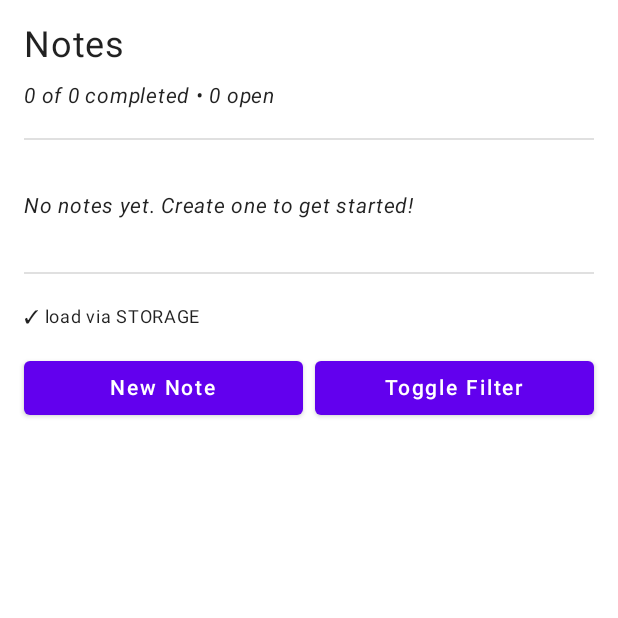
After one commit to amaro-dev/sonic, an Android app built with Jetpack Compose: the NoteComposeActivity screen opened directly, with no data from a screen before it, on a phone screen of 412 x 824 dp, the top half of it. The commit adds this screen. Run offline under Robolectric (Android 15) with nearby library versions, the phone set to English and light mode, and no system bars.

Commit message:
Added selectors as a new way to consume mvi data. - Helps focused components in a compose UI - Adds samples showcasing the new features - Fixes old samples that were not working

````diff
--- /dev/null
+++ b/app/src/main/java/dev/amaro/sonic/app/compose/CompositionLocals.kt
@@ -0,0 +1,54 @@
+package dev.amaro.sonic.app.compose
+
+import androidx.compose.runtime.compositionLocalOf
+import dev.amaro.sonic.IStateManager
+
+/**
+ * Wraps a StateManager for use in CompositionLocal.
+ * Allows child composables to access the state manager without prop drilling.
+ *
+ * @param T The state type managed by the StateManager
+ * @property manager The IStateManager instance to provide to descendants
+ */
+data class StateManagerContext<T>(
+    val manager: IStateManager<T>
+)
+
+/**
+ * CompositionLocal to provide StateManager to all descendant composables.
+ *
+ * Provides a way for Compose components to access a StateManager without
+ * passing it through multiple levels of composable parameters.
+ *
+ * Usage in screen:
+ * ```kotlin
+ * @Composable
+ * fun MyScreen(manager: MyStateManager) {
+ *     CompositionLocalProvider(LocalStateManager provides StateManagerContext(manager)) {
+ *         // All children can access manager via LocalStateManager.current
+ *         ChildComponent()
+ *         AnotherComponent()
+ *     }
+ * }
+ * ```
+ *
+ * Usage in child composable:
+ * ```kotlin
+ * @Composable
+ * fun ChildComponent() {
+ *     val context = LocalStateManager.current as? StateManagerContext<MyState> ?: return
+ *
+ *     // Component independently selects the data it needs
+ *     val myData by context.manager.listen()
+ *         .selectDistinct { it.someField }
+ *         .collectAsState()
+ * }
+ * ```
+ *
+ * Benefits:
+ * - No prop drilling through multiple levels of components
+ * - Each component independently selects what data it needs
+ * - Only recomposes when the selected data changes
+ * - Idiomatic Compose pattern
+ */
+val LocalStateManager = compositionLocalOf<StateManagerContext<*>?> { null }
--- a/app/src/main/java/dev/amaro/sonic/app/samples/notes/NewNoteScreen.kt
+++ b/app/src/main/java/dev/amaro/sonic/app/samples/notes/NewNoteScreen.kt
@@ -65,6 +65,12 @@ class CreateNoteScreen @JvmOverloads constructor(
         super.onDetachedFromWindow()
         scope.cancel()
     }
+
+    override fun onAttachedToWindow() {
+        super.onAttachedToWindow()
+        // Ensure state binding is ready before user interactions
+        screen
+    }
 }
 
 val TextInputLayout.text: String
--- /dev/null
+++ b/app/src/main/java/dev/amaro/sonic/app/samples/notes/NoteComposeActivity.kt
@@ -0,0 +1,44 @@
+package dev.amaro.sonic.app.samples.notes
+
+import android.os.Bundle
+import androidx.activity.ComponentActivity
+import androidx.activity.compose.setContent
+import androidx.compose.material.MaterialTheme
+import androidx.compose.material.Surface
+import androidx.compose.runtime.CompositionLocalProvider
+import dev.amaro.sonic.app.compose.LocalStateManager
+import dev.amaro.sonic.app.compose.StateManagerContext
+import org.koin.android.ext.android.inject
+import org.koin.android.ext.koin.androidContext
+import org.koin.core.context.GlobalContext
+import org.koin.core.context.startKoin
+
+/**
+ * Hosts the NoteComposeRoot so the sample can showcase Compose selectors
+ * and rich result handling without touching the legacy navigation stack.
+ */
+class NoteComposeActivity : ComponentActivity() {
+
+    private val noteStateManager: NoteStateManager by inject()
+
+    override fun onCreate(savedInstanceState: Bundle?) {
+        super.onCreate(savedInstanceState)
+        if (GlobalContext.getOrNull() == null) {
+            startKoin {
+                androidContext(this@NoteComposeActivity)
+                modules(NoteModule.Instance)
+            }
+        }
+        setContent {
+            MaterialTheme {
+                Surface {
+                    CompositionLocalProvider(
+                        LocalStateManager provides StateManagerContext(noteStateManager)
+                    ) {
+                        NoteComposeRoot(noteStateManager)
+                    }
+                }
+            }
+        }
+    }
+}
--- /dev/null
+++ b/app/src/main/java/dev/amaro/sonic/app/samples/notes/NoteComposeScreen.kt
@@ -0,0 +1,359 @@
+package dev.amaro.sonic.app.samples.notes
+
+import androidx.compose.foundation.clickable
+import androidx.compose.foundation.layout.*
+import androidx.compose.foundation.lazy.LazyColumn
+import androidx.compose.material.*
+import androidx.compose.runtime.*
+import androidx.compose.runtime.saveable.rememberSaveable
+import androidx.compose.ui.Alignment
+import androidx.compose.ui.Modifier
+import androidx.compose.ui.text.font.FontStyle
+import androidx.compose.ui.unit.dp
+import androidx.compose.ui.unit.sp
+import dev.amaro.sonic.*
+import dev.amaro.sonic.app.compose.LocalStateManager
+import dev.amaro.sonic.app.compose.StateManagerContext
+
+/**
+ * Compose showcase for selectors + rich result handling.
+ *
+ * Usage:
+ * ```kotlin
+ * @Composable
+ * fun MyApp(manager: NoteStateManager) {
+ *     CompositionLocalProvider(LocalStateManager provides StateManagerContext(manager)) {
+ *         NoteComposeRoot(manager)
+ *     }
+ * }
+ * ```
+ */
+
+/**
+ * Root composable hosting list/create flows plus state agents.
+ */
+@Composable
+fun NoteComposeRoot(manager: NoteStateManager) {
+    LaunchedEffect(manager) {
+        manager.perform(Action.Load)
+    }
+    LaunchedEffect(manager) {
+        manager.listen()
+            .withAgent(
+                ResultClearingAgent(
+                    manager,
+                    ResultClearingConfig(),
+                    { it.result },
+                    { Action.ClearResult }
+                )
+            )
+            .collect { }
+    }
+    var destination by rememberSaveable { mutableStateOf(NoteComposeDestination.LIST) }
+
+    when (destination) {
+        NoteComposeDestination.LIST -> NoteComposeScreen(
+            onNewNote = {
+                manager.perform(Action.NewNote)
+                destination = NoteComposeDestination.NEW_NOTE
+            },
+            onToggleFilter = { manager.perform(Action.ToggleClosedNotes) }
+        )
+
+        NoteComposeDestination.NEW_NOTE -> NoteCreateScreen(
+            onSave = { title ->
+                manager.perform(Action.AddNote(Note(title, false)))
+                destination = NoteComposeDestination.LIST
+            },
+            onCancel = {
+                manager.perform(Action.Cancel)
+                destination = NoteComposeDestination.LIST
+            }
+        )
+    }
+}
+
+private enum class NoteComposeDestination {
+    LIST, NEW_NOTE
+}
+
+/**
+ * Main list screen composable - assumes StateManager provided via CompositionLocal.
+ */
+@Composable
+fun NoteComposeScreen(
+    onNewNote: () -> Unit,
+    onToggleFilter: () -> Unit
+) {
+    Column(
+        modifier = Modifier
+            .fillMaxSize()
+            .padding(16.dp),
+        verticalArrangement = Arrangement.spacedBy(16.dp)
+    ) {
+        // Header with stats
+        NoteHeaderPanel()
+
+        Divider()
+
+        // Main notes list
+        NoteListPanel()
+
+        Divider()
+
+        // Action buttons
+        NoteActionPanel(onNewNote = onNewNote, onToggleFilter = onToggleFilter)
+    }
+}
+
+/**
+ * Header panel: Shows stats about notes.
+ * Only recomposes when the stats change (not on every state update).
+ *
+ * Demonstrates: selectDistinct() transforming full state to computed stats.
+ * If only the notes list changes but counts stay the same, this won't recompose.
+ */
+@Composable
+private fun NoteHeaderPanel() {
+    val context = LocalStateManager.current as? StateManagerContext<NoteState> ?: return
+
+    // Select and transform: compute stats from notes
+    // Only emits when total or completed count actually changes
+    val stats = context.manager.listen()
+        .selectDistinct { state ->
+            NoteStats(
+                total = state.notes.size,
+                completed = state.notes.count { it.done },
+                open = state.notes.count { !it.done }
+            )
+        }
+        .collectAsState(NoteStats(0, 0, 0))
+
+    Column(modifier = Modifier.fillMaxWidth()) {
+        Text(
+            text = "Notes",
+            fontSize = 24.sp,
+            modifier = Modifier.padding(bottom = 8.dp)
+        )
+        Text(
+            text = "${stats.value.completed} of ${stats.value.total} completed • ${stats.value.open} open",
+            fontSize = 14.sp,
+            fontStyle = FontStyle.Italic
+        )
+    }
+}
+
+/**
+ * Notes list panel: Shows all notes based on filter.
+ * Only recomposes when the filtered notes list changes.
+ *
+ * Demonstrates: selectDistinct() filtering without state duplication.
+ * Filter logic is applied at render time, not stored in state.
+ */
+@Composable
+private fun NoteListPanel() {
+    val context = LocalStateManager.current as? StateManagerContext<NoteState> ?: return
+
+    // Select and filter: only show notes matching the current filter
+    // Only emits when the filtered list actually changes
+    val displayedNotes = context.manager.listen()
+        .selectDistinct { state ->
+            if (state.showOnlyOpen) {
+                state.notes.filter { !it.done }
+            } else {
+                state.notes
+            }
+        }
+        .collectAsState(emptyList())
+
+    if (displayedNotes.value.isEmpty()) {
+        Text(
+            text = "No notes yet. Create one to get started!",
+            modifier = Modifier
+                .fillMaxWidth()
+                .padding(vertical = 16.dp),
+            fontSize = 14.sp,
+            fontStyle = FontStyle.Italic
+        )
+    } else {
+        LazyColumn(
+            modifier = Modifier.fillMaxWidth(),
+            verticalArrangement = Arrangement.spacedBy(8.dp)
+        ) {
+            items(displayedNotes.value) { note ->
+                NoteItemRow(note)
+            }
+        }
+    }
+}
+
+/**
+ * Individual note row.
+ * Each row independently accesses the manager from CompositionLocal.
+ */
+@Composable
+private fun NoteItemRow(note: Note) {
+    val context = LocalStateManager.current as? StateManagerContext<NoteState> ?: return
+
+    Row(
+        modifier = Modifier
+            .fillMaxWidth()
+            .clickable { context.manager.perform(Action.ToggleNote(note)) }
+            .padding(8.dp),
+        verticalAlignment = Alignment.CenterVertically,
+        horizontalArrangement = Arrangement.spacedBy(12.dp)
+    ) {
+        Checkbox(
+            checked = note.done,
+            onCheckedChange = { context.manager.perform(Action.ToggleNote(note)) }
+        )
+        Text(
+            text = note.title,
+            modifier = Modifier.weight(1f)
+        )
+    }
+}
+
+/**
+ * Action panel: Shows result status and action buttons.
+ * Only recomposes when the result status changes.
+ *
+ * Demonstrates: selectDistinct() with optional state.
+ * The full state updates often, but this component only cares about result changes.
+ */
+@Composable
+private fun NoteActionPanel(
+    onNewNote: () -> Unit,
+    onToggleFilter: () -> Unit
+) {
+    Column(
+        modifier = Modifier.fillMaxWidth(),
+        verticalArrangement = Arrangement.spacedBy(12.dp)
+    ) {
+        // Show result status (success/error) if present
+        ResultStatusPanel()
+
+        // Action buttons
+        Row(
+            modifier = Modifier.fillMaxWidth(),
+            horizontalArrangement = Arrangement.spacedBy(8.dp)
+        ) {
+            Button(
+                onClick = onNewNote,
+                modifier = Modifier.weight(1f)
+            ) {
+                Text("New Note")
+            }
+
+            Button(
+                onClick = onToggleFilter,
+                modifier = Modifier.weight(1f)
+            ) {
+                Text("Toggle Filter")
+            }
+        }
+    }
+}
+
+/**
+ * Result status panel: Shows success or error messages.
+ * Only recomposes when the result changes.
+ */
+@Composable
+private fun ResultStatusPanel() {
+    val context = LocalStateManager.current as? StateManagerContext<NoteState> ?: return
+
+    // Select only the result field
+    // Doesn't recompose when notes, filters, or other fields change
+    val result = context.manager.listen()
+        .selectDistinct { it.result }
+        .collectAsState(null)
+
+    val status = result.value ?: return
+    when (status) {
+        is ResultInfo.Success -> {
+            val operation = status.metadata["operation"] ?: "success"
+            Text(
+                text = "✓ ${operation.toString().replace('_', ' ')} via ${status.source}",
+                fontSize = 12.sp
+            )
+        }
+
+        is ResultInfo.Failure -> {
+            Text(
+                text = "✗ ${status.code}: ${status.message}",
+                fontSize = 12.sp
+            )
+            if (status.retryable) {
+                Text(
+                    text = "Retry available",
+                    fontSize = 11.sp,
+                    fontStyle = FontStyle.Italic
+                )
+            }
+        }
+    }
+}
+
+/**
+ * Value class for computed stats.
+ * Used by NoteHeaderPanel to prevent unnecessary recompositions.
+ * Only emits new values when total, completed, or open count actually changes.
+ */
+data class NoteStats(
+    val total: Int,
+    val completed: Int,
+    val open: Int
+)
+
+/**
+ * Compose screen for creating a new note.
+ */
+@Composable
+private fun NoteCreateScreen(
+    onSave: (String) -> Unit,
+    onCancel: () -> Unit
+) {
+    var title by rememberSaveable { mutableStateOf("") }
+    Column(
+        modifier = Modifier
+            .fillMaxSize()
+            .padding(16.dp),
+        verticalArrangement = Arrangement.spacedBy(16.dp),
+        horizontalAlignment = Alignment.CenterHorizontally
+    ) {
+        Text(text = "Create Note", fontSize = 24.sp)
+        OutlinedTextField(
+            value = title,
+            onValueChange = { title = it },
+            modifier = Modifier.fillMaxWidth(),
+            label = { Text("Title") }
+        )
+        ResultStatusPanel()
+        Row(
+            modifier = Modifier.fillMaxWidth(),
+            horizontalArrangement = Arrangement.spacedBy(8.dp)
+        ) {
+            Button(
+                onClick = {
+                    if (title.isNotBlank()) {
+                        onSave(title)
+                        title = ""
+                    }
+                },
+                modifier = Modifier.weight(1f)
+            ) {
+                Text("Save")
+            }
+            Button(
+                onClick = {
+                    title = ""
+                    onCancel()
+                },
+                modifier = Modifier.weight(1f)
+            ) {
+                Text("Cancel")
+            }
+        }
+    }
+}
--- a/app/src/main/java/dev/amaro/sonic/app/samples/notes/NoteScreen.kt
+++ b/app/src/main/java/dev/amaro/sonic/app/samples/notes/NoteScreen.kt
@@ -75,6 +75,12 @@ class NoteListScreen constructor(
         super.onDetachedFromWindow()
         scope.cancel()
     }
+
+    override fun onAttachedToWindow() {
+        super.onAttachedToWindow()
+        // Force screen creation so state binding happens before user actions
+        screen
+    }
 }
 
 class NoteAdapter(private val items: MutableList<Note>) :
--- a/app/src/main/java/dev/amaro/sonic/app/samples/notes/NoteState.kt
+++ b/app/src/main/java/dev/amaro/sonic/app/samples/notes/NoteState.kt
@@ -1,9 +1,13 @@
 package dev.amaro.sonic.app.samples.notes
 
+import dev.amaro.sonic.IStatusContainer
 import dev.amaro.sonic.ResultInfo
 
 data class NoteState(
     val notes: List<Note> = emptyList(),
     val showOnlyOpen: Boolean = false,
     val result: ResultInfo? = null
-)
+) : IStatusContainer {
+    override val resultInfo: ResultInfo?
+        get() = result
+}
--- /dev/null
+++ b/library/src/main/java/dev/amaro/sonic/StateSelectors.kt
@@ -0,0 +1,74 @@
+package dev.amaro.sonic
+
+import kotlinx.coroutines.flow.Flow
+import kotlinx.coroutines.flow.StateFlow
+import kotlinx.coroutines.flow.distinctUntilChanged
+import kotlinx.coroutines.flow.map
+
+/**
+ * Transform state and only emit when the selected value changes.
+ *
+ * Use this in Compose components to prevent unnecessary recompositions.
+ * Only recomposes when the selected/transformed data actually changes.
+ *
+ * Example - Select only notes:
+ * ```kotlin
+ * @Composable
+ * fun NotesList() {
+ *     val context = LocalStateManager.current as? StateManagerContext<NoteState> ?: return
+ *     val notes by context.manager.listen()
+ *         .selectDistinct { it.notes }
+ *         .collectAsState()
+ *
+ *     LazyColumn {
+ *         items(notes) { NoteRow(it) }
+ *     }
+ * }
+ * ```
+ *
+ * Example - Select and transform to display object:
+ * ```kotlin
+ * data class NoteStats(val total: Int, val open: Int)
+ *
+ * @Composable
+ * fun StatsPanel() {
+ *     val context = LocalStateManager.current as? StateManagerContext<NoteState> ?: return
+ *     val stats by context.manager.listen()
+ *         .selectDistinct { state ->
+ *             NoteStats(
+ *                 total = state.notes.size,
+ *                 open = state.notes.count { !it.done }
+ *             )
+ *         }
+ *         .collectAsState()
+ *
+ *     Text("${stats.open} open notes")
+ * }
+ * ```
+ *
+ * How it works:
+ * - Applies the selector function to each emitted state
+ * - Uses distinctUntilChanged() to prevent emissions when the selected value equals the previous value
+ * - For data classes: structural equality (field-by-field comparison)
+ * - For collections: element-by-element comparison
+ *
+ * Performance: Each selectDistinct() only emits when the transformed value actually changes,
+ * allowing Compose to skip recompositions of child components.
+ *
+ * @param selector Function that transforms full state to selected/derived data
+ * @return Flow that only emits when selected value changes (using equals())
+ */
+fun <T, R> StateFlow<T>.selectDistinct(
+    selector: (T) -> R
+): Flow<R> = map(selector).distinctUntilChanged()
+
+/**
+ * Transform flow values and only emit when the selected value changes.
+ * This overload allows chaining selectDistinct() calls.
+ *
+ * @param selector Function that transforms flow value to selected/derived data
+ * @return Flow that only emits when selected value changes (using equals())
+ */
+fun <T, R> Flow<T>.selectDistinct(
+    selector: (T) -> R
+): Flow<R> = map(selector).distinctUntilChanged()
````
Also changed, not shown: app/src/main/AndroidManifest.xml (+9 -0 lines), app/src/main/java/dev/amaro/sonic/app/samples/calculator/Calculator.kt (+8 -8 lines), app/src/main/java/dev/amaro/sonic/app/samples/notes/NoteStateManager.kt (+75 -15 lines), 2 other files.
